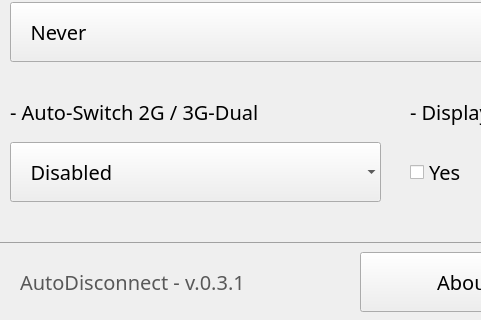
The window that src/uis/mainwindow.ui (abrisse/AutoDisconnect) describes before a commit, drawn with Qt 5; both pictures show x 0 to 481 and y 108 to 428 of the 800 by 428 pixel window.
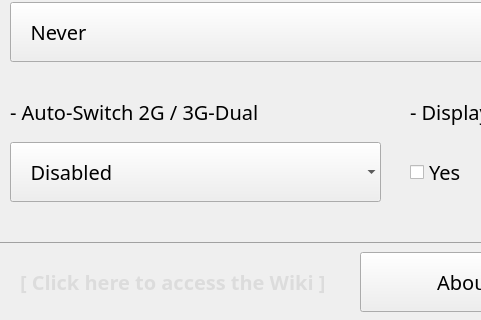
The same window after the commit.

Commit message: * Fix [#5923] Cannot disable the auto-switch 2G/3G  * nhancement : Add a link to the Wiki

```diff
--- a/src/uis/mainwindow.ui
+++ b/src/uis/mainwindow.ui
@@ -1313,14 +1313,14 @@
      <rect>
       <x>20</x>
       <y>360</y>
-      <width>281</width>
+      <width>321</width>
       <height>60</height>
      </rect>
     </property>
     <property name="font">
      <font>
       <family>Sans Serif</family>
-      <pointsize>15</pointsize>
+      <pointsize>12</pointsize>
      </font>
     </property>
     <property name="autoFillBackground">
@@ -1330,7 +1330,20 @@
      <string notr="true">color: rgb(88, 88, 88);</string>
     </property>
     <property name="text">
-     <string>AutoDisconnect - v.0.3.1</string>
+     <string>&lt;!DOCTYPE HTML PUBLIC &quot;-//W3C//DTD HTML 4.0//EN&quot; &quot;http://www.w3.org/TR/REC-html40/strict.dtd&quot;&gt;
+&lt;html&gt;&lt;head&gt;&lt;meta name=&quot;qrichtext&quot; content=&quot;1&quot; /&gt;&lt;style type=&quot;text/css&quot;&gt;
+p, li { white-space: pre-wrap; }
+&lt;/style&gt;&lt;/head&gt;&lt;body style=&quot; font-family:'Sans Serif'; font-size:12pt; font-weight:400; font-style:normal;&quot;&gt;
+&lt;table border=&quot;0&quot; style=&quot;-qt-table-type: root; margin-top:4px; margin-bottom:4px; margin-left:4px; margin-right:4px;&quot;&gt;
+&lt;tr&gt;
+&lt;td style=&quot;border: none;&quot;&gt;
+&lt;p style=&quot; margin-top:0px; margin-bottom:0px; margin-left:0px; margin-right:0px; -qt-block-indent:0; text-indent:0px;&quot;&gt;&lt;a href=&quot;http://wiki.maemo.org/AutoDisconnect&quot;&gt;&lt;span style=&quot; font-family:'Sans'; font-size:15pt; font-weight:600; text-decoration: none; color:#dcdcdc;&quot;&gt;[ Click here to access the Wiki ]&lt;/span&gt;&lt;/a&gt;&lt;/p&gt;&lt;/td&gt;&lt;/tr&gt;&lt;/table&gt;&lt;/body&gt;&lt;/html&gt;</string>
+    </property>
+    <property name="openExternalLinks">
+     <bool>true</bool>
+    </property>
+    <property name="textInteractionFlags">
+     <set>Qt::LinksAccessibleByKeyboard|Qt::LinksAccessibleByMouse</set>
     </property>
    </widget>
    <widget class="QLabel" name="label_10">
```
Left out of the diff: 10 changed lines with no effect on the pictures. The commit also changes 4 other files.
